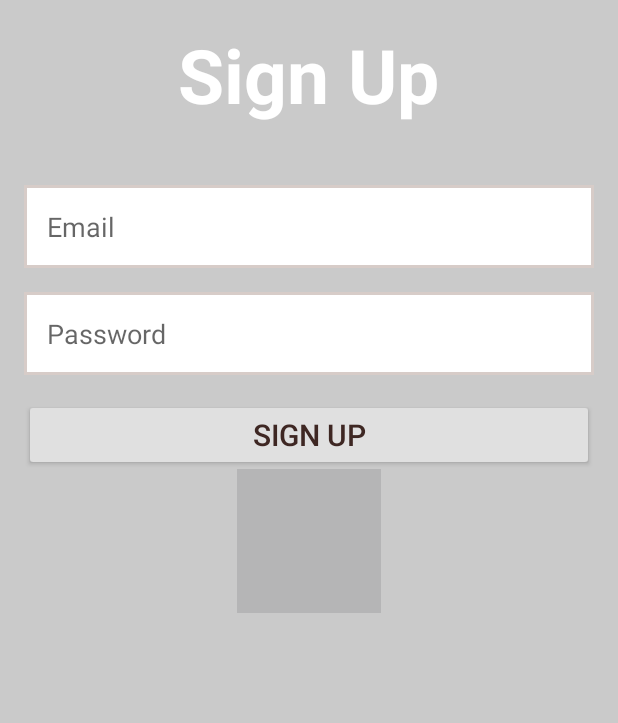
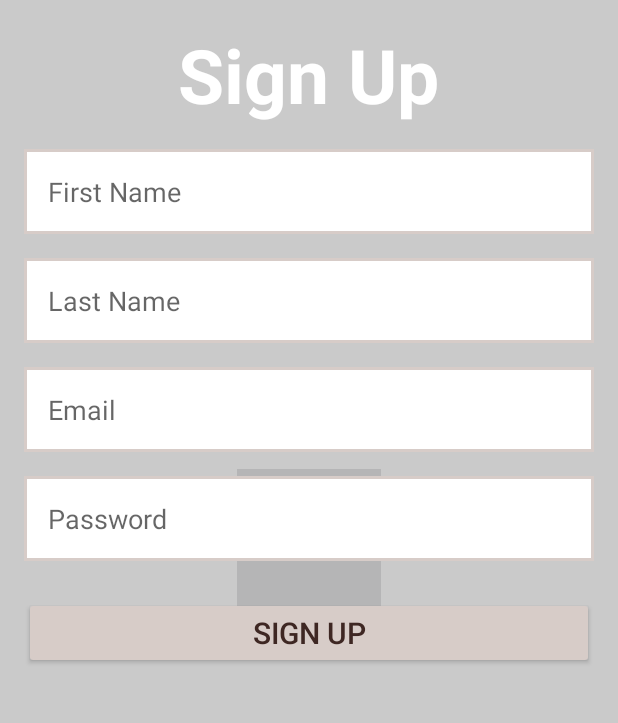
Before and after one commit to TimmyHunter007/WordWorld, an Android app: the SignUpActivity screen opened directly, with no data from a screen before it, on a phone screen of 412 x 824 dp, the part 77-800 px from its top. Run offline under Robolectric (Android 15) with nearby library versions, the phone set to English and light mode, and no system bars; our stand-ins replace Firebase (no records; nobody signed in at launch, a user with empty details on screens opened directly).

Commit message:
Add more functions to the profile. Was able to get the data to be pulled down correctly.

```diff
--- a/app/src/main/java/com/example/wordworld/SignUpActivity.java
+++ b/app/src/main/java/com/example/wordworld/SignUpActivity.java
@@ -8,13 +8,17 @@ import android.widget.*;
 import androidx.annotation.NonNull;
 import androidx.appcompat.app.AppCompatActivity;
 import com.google.firebase.auth.FirebaseAuth;
+import com.google.firebase.auth.FirebaseUser;
+import com.google.firebase.database.DatabaseReference;
+import com.google.firebase.database.FirebaseDatabase;
 
 public class SignUpActivity extends AppCompatActivity {
 
-    private EditText inputEmail, inputPassword; // UI components for user input
+    private EditText inputFname, inputLname, inputEmail, inputPassword; // UI components for user input
     private Button btnSignUp; // Sign Up button
     private ProgressBar progressBar; // Progress bar for showing loading status
     private FirebaseAuth auth; // Firebase Authentication instance
+    private DatabaseReference databaseReference; // Firebase Realtime Database reference
 
     @Override
     protected void onCreate(Bundle savedInstanceState) {
@@ -26,18 +30,34 @@ public class SignUpActivity extends AppCompatActivity {
         auth = FirebaseAuth.getInstance();
 
         // Initialize UI components by finding them in the layout
-        inputEmail = findViewById(R.id.email);
-        inputPassword = findViewById(R.id.password);
-        btnSignUp = findViewById(R.id.sign_up_button);
-        progressBar = findViewById(R.id.progressBar);
+        inputFname = findViewById(R.id.fname); // First name input field
+        inputLname = findViewById(R.id.lname); // Last name input field
+        inputEmail = findViewById(R.id.email); // Email input field
+        inputPassword = findViewById(R.id.password); // Password input field
+        btnSignUp = findViewById(R.id.sign_up_button); // Sign Up button
+        progressBar = findViewById(R.id.progressBar); // Progress bar
 
         // Set the Sign Up button click listener
         btnSignUp.setOnClickListener(new View.OnClickListener() {
             @Override
             public void onClick(View v) {
-                // Get email and password from input fields
+                // Get user inputs from the fields
+                String fname = inputFname.getText().toString().trim();
+                String lname = inputLname.getText().toString().trim();
                 String email = inputEmail.getText().toString().trim();
                 String password = inputPassword.getText().toString().trim();
+
+                // Validate first name input
+                if (TextUtils.isEmpty(fname)) {
+                    Toast.makeText(getApplicationContext(), "Enter first name!", Toast.LENGTH_SHORT).show();
+                    return; // Stop further execution
+                }
+
+                // Validate last name input
+                if (TextUtils.isEmpty(lname)) {
+                    Toast.makeText(getApplicationContext(), "Enter last name!", Toast.LENGTH_SHORT).show();
+                    return; // Stop further execution
+                }
 
                 // Validate email input
                 if (TextUtils.isEmpty(email)) {
@@ -64,10 +84,30 @@ public class SignUpActivity extends AppCompatActivity {
                         .addOnCompleteListener(SignUpActivity.this, task -> {
                             progressBar.setVisibility(View.GONE); // Hide progress bar after account creation
                             if (task.isSuccessful()) {
-                                // Account creation successful, navigate to MainActivity
+                                // Account creation successful
                                 Toast.makeText(SignUpActivity.this, "Account Created!", Toast.LENGTH_SHORT).show();
-                                startActivity(new Intent(SignUpActivity.this, MainActivity.class));
-                                finish(); // Close the SignUpActivity
+
+                                // Get the created user
+                                FirebaseUser user = auth.getCurrentUser();
+
+                                // Initialize database reference to the "Users" node in Firebase Realtime Database
+                                databaseReference = FirebaseDatabase.getInstance().getReference("Users").child(user.getUid());
+
+                                // Create a new User object to store in the database
+                                User newUser = new User(fname, lname, email, 0); // Initializing silver coins to 0
+
+                                // Save the user details in the database
+                                databaseReference.setValue(newUser)
+                                        .addOnCompleteListener(task1 -> {
+                                            if (task1.isSuccessful()) {
+                                                // User data saved successfully, navigate to MainActivity
+                                                startActivity(new Intent(SignUpActivity.this, MainActivity.class));
+                                                finish(); // Close the SignUpActivity
+                                            } else {
+                                                // Failed to save user data, display error message
+                                                Toast.makeText(SignUpActivity.this, "Failed to save user information.", Toast.LENGTH_SHORT).show();
+                                            }
+                                        });
                             } else {
                                 // Account creation failed, display error message
                                 Toast.makeText(SignUpActivity.this, "Authentication Failed: " + task.getException(), Toast.LENGTH_SHORT).show();
@@ -85,6 +125,25 @@ public class SignUpActivity extends AppCompatActivity {
                 onBackPressed(); // Navigate back to the previous activity
             }
         });
+    }
 
+    // User class for holding user data in the Realtime Database
+    public static class User {
+        public String fName;
+        public String lName;
+        public String email;
+        public int silverCoins;
+
+        // Default constructor required for calls to DataSnapshot.getValue(User.class)
+        public User() {
+        }
+
+        // Constructor to initialize user data
+        public User(String fName, String lName, String email, int silverCoins) {
+            this.fName = fName;
+            this.lName = lName;
+            this.email = email;
+            this.silverCoins = silverCoins;
+        }
     }
 }
--- a/app/src/main/res/layout/activity_sign_up.xml
+++ b/app/src/main/res/layout/activity_sign_up.xml
@@ -11,7 +11,7 @@
             android:layout_height="wrap_content" />
 
     <TextView
-            android:id="@+id/sign_up_title"
+            android:id="@+id/signup_title"
             android:layout_width="wrap_content"
             android:layout_height="wrap_content"
             android:text="Sign Up"
@@ -22,15 +22,35 @@
             android:layout_centerHorizontal="true"
             android:layout_marginTop="16dp" />
 
-    <LinearLayout
-            android:id="@+id/sign_up_form"
+    <EditText
+            android:id="@+id/fname"
             android:layout_width="match_parent"
             android:layout_height="wrap_content"
-            android:orientation="vertical"
-            android:padding="16dp"
-            android:layout_below="@id/sign_up_title"
-            android:layout_centerHorizontal="true"
-            android:layout_marginTop="24dp">
+            android:hint="First Name"
+            android:inputType="textPersonName"
+            android:layout_below="@id/signup_title"
+            android:layout_marginTop="16dp"
+            android:layout_marginLeft="16dp"
+            android:layout_marginRight="16dp"
+            android:background="@drawable/input_fields_profile"
+            android:textColor="@color/primary_text"
+            android:textSize="18sp"
+            android:padding="16dp"/>
+
+    <EditText
+            android:id="@+id/lname"
+            android:layout_width="match_parent"
+            android:layout_height="wrap_content"
+            android:hint="Last Name"
+            android:inputType="textPersonName"
+            android:layout_below="@id/fname"
+            android:layout_marginTop="16dp"
+            android:layout_marginLeft="16dp"
+            android:layout_marginRight="16dp"
+            android:background="@drawable/input_fields_profile"
+            android:textColor="@color/primary_text"
+            android:textSize="18sp"
+            android:padding="16dp"/>
 
     <EditText
             android:id="@+id/email"
@@ -38,11 +58,14 @@
             android:layout_height="wrap_content"
             android:hint="Email"
             android:inputType="textEmailAddress"
+            android:layout_below="@id/lname"
+            android:layout_marginTop="16dp"
+            android:layout_marginLeft="16dp"
+            android:layout_marginRight="16dp"
             android:background="@drawable/input_fields_profile"
             android:textColor="@color/primary_text"
             android:textSize="18sp"
-                android:padding="15dp"
-                android:layout_marginBottom="16dp" />
+            android:padding="16dp"/>
 
     <EditText
             android:id="@+id/password"
@@ -50,11 +73,14 @@
             android:layout_height="wrap_content"
             android:hint="Password"
             android:inputType="textPassword"
+            android:layout_below="@id/email"
+            android:layout_marginTop="16dp"
+            android:layout_marginLeft="16dp"
+            android:layout_marginRight="16dp"
             android:background="@drawable/input_fields_profile"
             android:textColor="@color/primary_text"
             android:textSize="18sp"
-                android:padding="15dp"
-                android:layout_marginBottom="16dp" />
+            android:padding="16dp"/>
 
     <Button
             android:id="@+id/sign_up_button"
@@ -63,16 +89,18 @@
             android:text="Sign Up"
             android:textColor="@color/button_text"
             android:textSize="20sp"
-                android:backgroundTint="@color/profile_leaderBoard_button"
-                android:layout_marginBottom="16dp" />
+            android:backgroundTint="@color/level_1"
+            android:layout_below="@id/password"
+            android:layout_marginTop="24dp"
+            android:layout_marginLeft="16dp"
+            android:layout_marginRight="16dp"/>
 
     <ProgressBar
             android:id="@+id/progressBar"
             android:layout_width="wrap_content"
             android:layout_height="wrap_content"
-                android:visibility="gone"
-                android:layout_gravity="center"
-                android:layout_marginTop="16dp" />
-    </LinearLayout>
+            android:layout_centerHorizontal="true"
+            android:layout_marginTop="16dp"
+            android:visibility="gone"/>
 
 </RelativeLayout>
```
Also changed, not shown: app/src/main/java/com/example/wordworld/MainActivity.java (+28 -0 lines), app/src/main/java/com/example/wordworld/ProfileActivity.java (+20 -11 lines), app/src/main/res/layout/activity_profile.xml (+16 -17 lines). Lines whose indentation alone changed are shown as unchanged.
